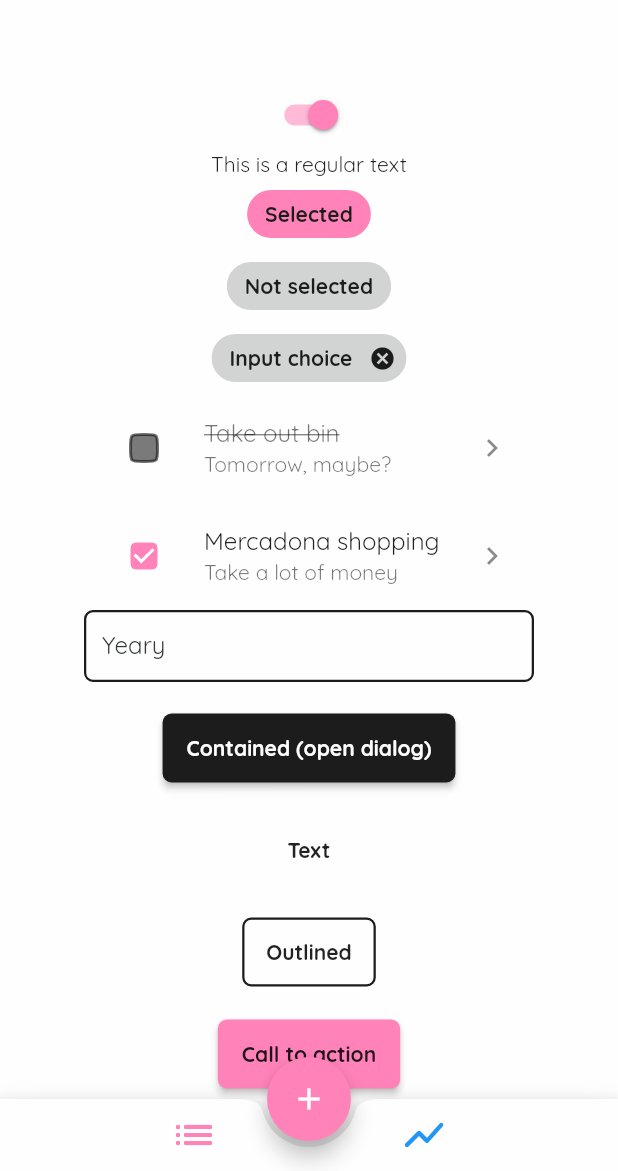
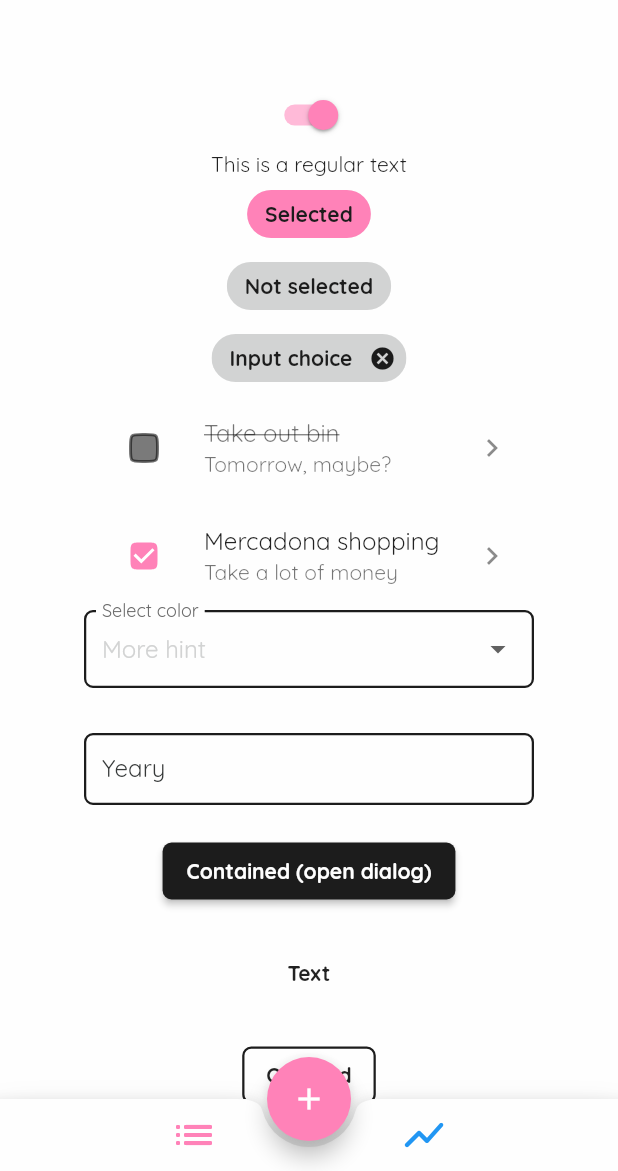
Before and after one commit to Ricardo-MT/wid_design_system, a Flutter app: the screen it shows after launch, on a phone screen of 412 x 824 dp, the part 65-1236 px from its top. Run offline on Flutter 3.47's test engine with Material 2 defaults, Android fonts, the phone set to English and light mode, and no system bars.

Commit message:
Improved color coexistance

```diff
--- a/example/lib/main.dart
+++ b/example/lib/main.dart
@@ -100,6 +100,27 @@ class _MyHomePageState extends State<MyHomePage> {
                     subtitle: "Take a lot of money",
                     isCompleted: true,
                   ),
+                  DropdownButtonFormField<String>(
+                    items: const [
+                      DropdownMenuItem(
+                        value: "Blue",
+                        child: Text("Blue"),
+                      ),
+                      DropdownMenuItem(
+                        value: "Green",
+                        child: Text("Green"),
+                      ),
+                      DropdownMenuItem(
+                        value: "Yellow",
+                        child: Text("Yellow"),
+                      ),
+                    ],
+                    onChanged: (value) {},
+                    // hint: const Text("Some hint"),
+                    decoration: const InputDecoration(
+                        label: Text("Select color"), hintText: "More hint"),
+                  ),
+                  spacerL,
                   TextFormField(
                     decoration: const InputDecoration(
                         hintText: "Placeholdery", label: Text("Yeary")),
--- a/lib/src/theme/button_themes.dart
+++ b/lib/src/theme/button_themes.dart
@@ -90,4 +90,4 @@ class WidButtonThemes {
   }
 }
 
-const _buttonsPadding = EdgeInsets.symmetric(horizontal: 16, vertical: 14);
+const _buttonsPadding = EdgeInsets.symmetric(horizontal: 16, vertical: 10);
--- a/lib/src/theme/input_theme.dart
+++ b/lib/src/theme/input_theme.dart
@@ -9,10 +9,10 @@ class WidInputTheme {
       isDense: true,
       isCollapsed: true,
       contentPadding: const EdgeInsets.symmetric(horizontal: 12, vertical: 14),
-      hintStyle: const TextStyle(color: WidAppColors.n600),
-      helperStyle: const TextStyle(color: WidAppColors.n600),
+      hintStyle: const TextStyle(color: WidAppColors.n700),
+      helperStyle: const TextStyle(color: WidAppColors.n700),
       labelStyle: const TextStyle(color: WidAppColors.n800),
-      floatingLabelStyle: const TextStyle(color: WidAppColors.n600),
+      floatingLabelStyle: const TextStyle(color: WidAppColors.n700),
       border: OutlineInputBorder(
         borderSide: BorderSide(
           color: WidAppColors.dark,
@@ -62,10 +62,10 @@ class WidInputTheme {
       isDense: true,
       isCollapsed: true,
       contentPadding: const EdgeInsets.symmetric(horizontal: 12, vertical: 14),
-      hintStyle: const TextStyle(color: WidAppColors.n600),
-      helperStyle: const TextStyle(color: WidAppColors.n600),
-      labelStyle: const TextStyle(color: WidAppColors.n300),
-      floatingLabelStyle: const TextStyle(color: WidAppColors.n700),
+      hintStyle: const TextStyle(color: WidAppColors.n300),
+      helperStyle: const TextStyle(color: WidAppColors.n300),
+      labelStyle: const TextStyle(color: WidAppColors.n200),
+      floatingLabelStyle: const TextStyle(color: WidAppColors.n300),
       border: OutlineInputBorder(
         borderSide: BorderSide(
           color: WidAppColors.light,
--- a/lib/src/theme/theme.dart
+++ b/lib/src/theme/theme.dart
@@ -12,6 +12,8 @@ abstract class WidAppTheme {
   static ThemeData get light {
     return common.copyWith(
       splashColor: WidAppColors.n300,
+      hintColor: WidAppColors.n300,
+      canvasColor: WidAppColors.n100,
       scaffoldBackgroundColor: WidAppColors.white,
       textSelectionTheme: const TextSelectionThemeData(
         cursorColor: WidAppColors.black,
@@ -32,7 +34,7 @@ abstract class WidAppTheme {
         ),
       ),
       popupMenuTheme: const PopupMenuThemeData(
-        color: WidAppColors.white,
+        color: WidAppColors.light,
       ),
       colorScheme: lightColorScheme,
     );
@@ -42,6 +44,8 @@ abstract class WidAppTheme {
   static ThemeData get dark {
     return common.copyWith(
       splashColor: WidAppColors.n800,
+      hintColor: WidAppColors.n800,
+      canvasColor: WidAppColors.n800,
       scaffoldBackgroundColor: WidAppColors.black,
       textSelectionTheme: const TextSelectionThemeData(
         cursorColor: WidAppColors.light,
@@ -62,7 +66,7 @@ abstract class WidAppTheme {
         ),
       ),
       popupMenuTheme: const PopupMenuThemeData(
-        color: WidAppColors.black,
+        color: WidAppColors.n800,
       ),
       colorScheme: darkColorScheme,
     );
@@ -130,6 +134,7 @@ abstract class WidAppTheme {
         ),
         brightness: Brightness.light,
       ),
+      dividerColor: WidAppColors.n500,
       disabledColor: WidAppColors.n600,
     );
   }
```
Also changed, not shown: 1 other file.
